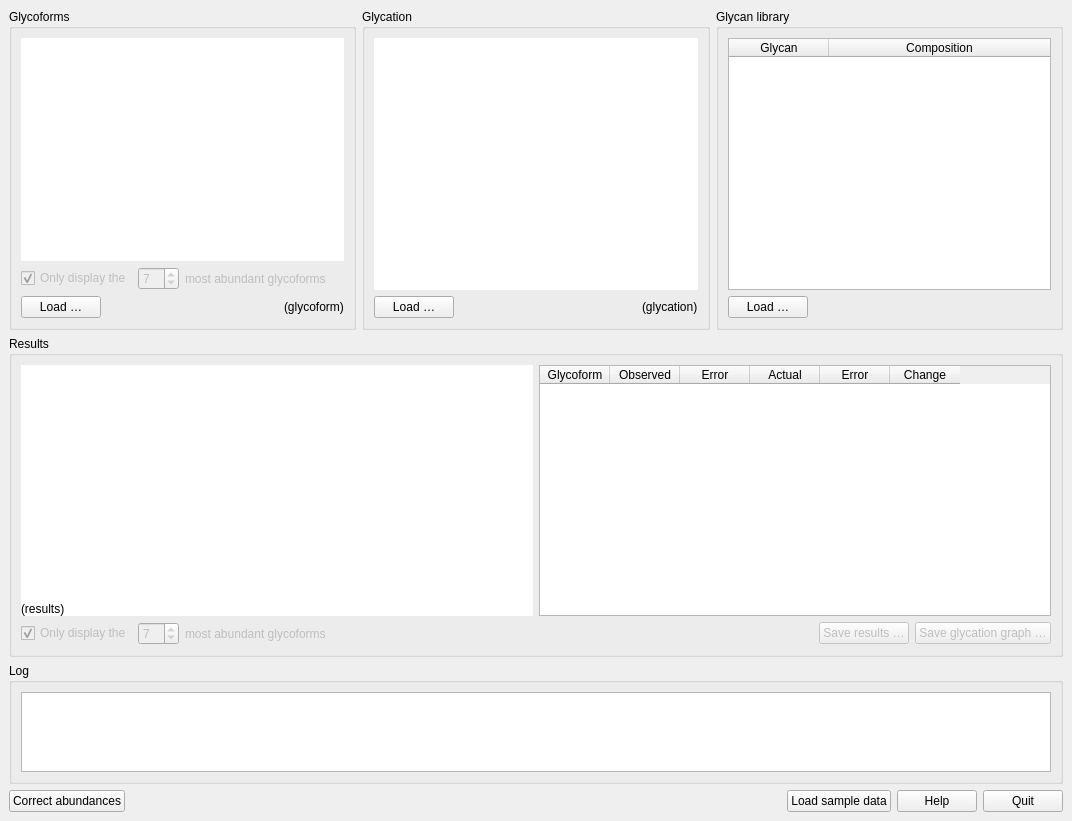
This is main_window.ui in cdl-biosimilars/cafog as Qt 5 draws it before an edit. The edited form follows.
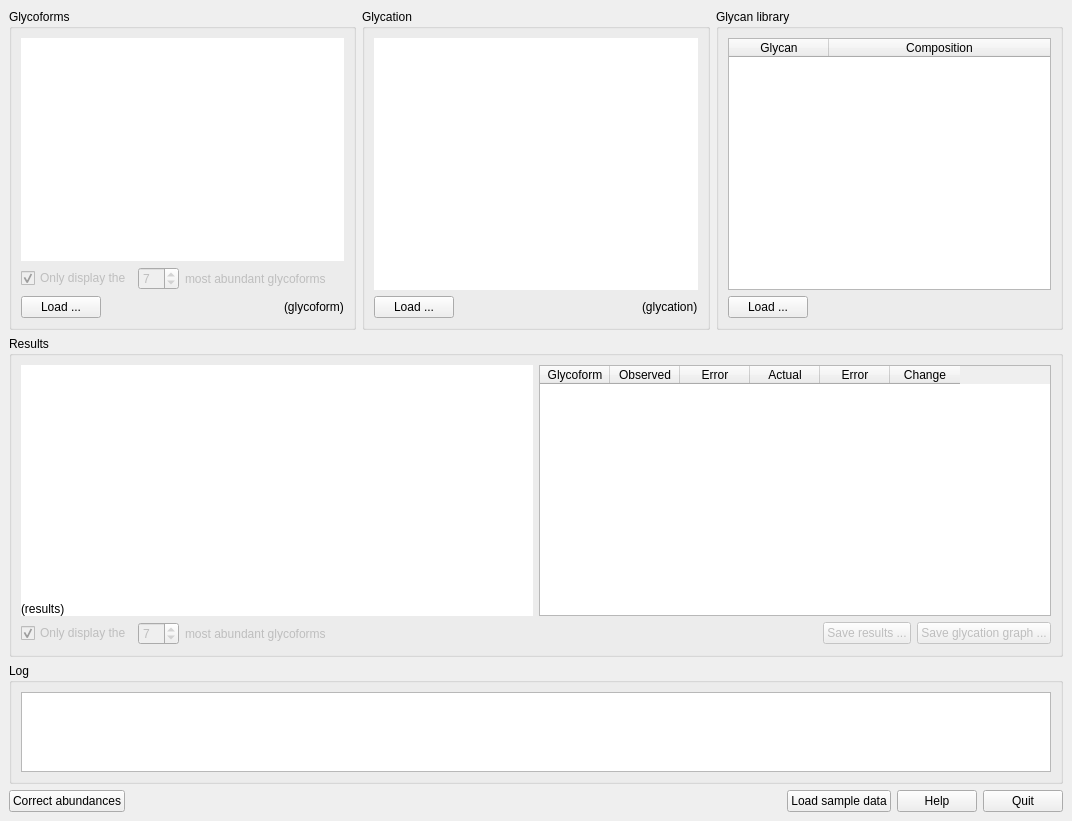
This is the edited form. Custom widgets are drawn as their Qt base class.

What changed in the file:
```diff
--- a/main_window.ui
+++ b/main_window.ui
@@ -88,7 +88,7 @@
            <item>
             <widget class="QPushButton" name="btLoadGlycoforms">
              <property name="text">
-              <string>Load …</string>
+              <string>Load ...</string>
              </property>
             </widget>
            </item>
@@ -147,7 +147,7 @@
            <item>
             <widget class="QPushButton" name="btLoadGlycation">
              <property name="text">
-              <string>Load …</string>
+              <string>Load ...</string>
              </property>
             </widget>
            </item>
@@ -207,7 +207,7 @@
            <item>
             <widget class="QPushButton" name="btLoadLibrary">
              <property name="text">
-              <string>Load …</string>
+              <string>Load ...</string>
              </property>
             </widget>
            </item>
@@ -376,7 +376,7 @@
             <bool>false</bool>
            </property>
            <property name="text">
-            <string>Save results …</string>
+            <string>Save results ...</string>
            </property>
           </widget>
          </item>
@@ -386,7 +386,7 @@
             <bool>false</bool>
            </property>
            <property name="text">
-            <string>Save glycation graph …</string>
+            <string>Save glycation graph ...</string>
            </property>
           </widget>
          </item>
```
